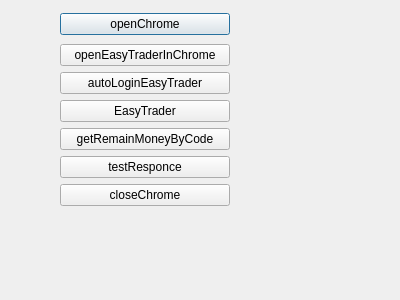
This is Codes/mofidBroker/easytraderdialog.ui in vahidbk/FATS as Qt 5 draws it before an edit. The edited form follows.
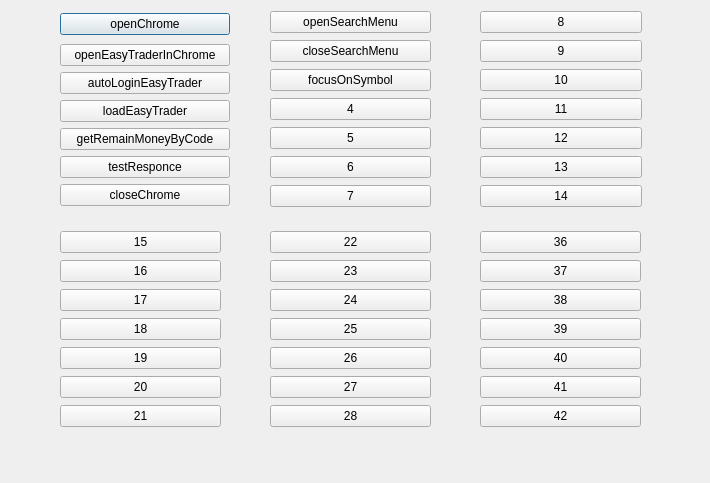
This is the edited form.

```diff
--- a/Codes/mofidBroker/easytraderdialog.ui
+++ b/Codes/mofidBroker/easytraderdialog.ui
@@ -6,14 +6,14 @@
    <rect>
     <x>0</x>
     <y>0</y>
-    <width>400</width>
-    <height>300</height>
+    <width>710</width>
+    <height>483</height>
    </rect>
   </property>
   <property name="windowTitle">
    <string>Dialog</string>
   </property>
-  <widget class="QWidget" name="">
+  <widget class="QWidget" name="layoutWidget">
    <property name="geometry">
     <rect>
      <x>60</x>
@@ -49,7 +49,7 @@
       <item>
        <widget class="QPushButton" name="saveCookieToDBButton">
         <property name="text">
-         <string>EasyTrader</string>
+         <string>loadEasyTrader</string>
         </property>
        </widget>
       </item>
@@ -78,6 +78,335 @@
     </item>
    </layout>
   </widget>
+  <widget class="QWidget" name="">
+   <property name="geometry">
+    <rect>
+     <x>270</x>
+     <y>10</y>
+     <width>161</width>
+     <height>199</height>
+    </rect>
+   </property>
+   <layout class="QVBoxLayout" name="verticalLayout_3">
+    <item>
+     <widget class="QPushButton" name="openSearchMenuButton">
+      <property name="text">
+       <string>openSearchMenu</string>
+      </property>
+     </widget>
+    </item>
+    <item>
+     <widget class="QPushButton" name="closeSearchMenuButton">
+      <property name="text">
+       <string>closeSearchMenu</string>
+      </property>
+     </widget>
+    </item>
+    <item>
+     <widget class="QPushButton" name="focusOnSymbolButton">
+      <property name="text">
+       <string>focusOnSymbol</string>
+      </property>
+     </widget>
+    </item>
+    <item>
+     <widget class="QPushButton" name="pushButton_4">
+      <property name="text">
+       <string>4</string>
+      </property>
+     </widget>
+    </item>
+    <item>
+     <widget class="QPushButton" name="pushButton_5">
+      <property name="text">
+       <string>5</string>
+      </property>
+     </widget>
+    </item>
+    <item>
+     <widget class="QPushButton" name="pushButton_6">
+      <property name="text">
+       <string>6</string>
+      </property>
+     </widget>
+    </item>
+    <item>
+     <widget class="QPushButton" name="pushButton_7">
+      <property name="text">
+       <string>7</string>
+      </property>
+     </widget>
+    </item>
+   </layout>
+  </widget>
+  <widget class="QWidget" name="layoutWidget_2">
+   <property name="geometry">
+    <rect>
+     <x>60</x>
+     <y>230</y>
+     <width>161</width>
+     <height>199</height>
+    </rect>
+   </property>
+   <layout class="QVBoxLayout" name="verticalLayout_5">
+    <item>
+     <widget class="QPushButton" name="pushButton_15">
+      <property name="text">
+       <string>15</string>
+      </property>
+     </widget>
+    </item>
+    <item>
+     <widget class="QPushButton" name="pushButton_16">
+      <property name="text">
+       <string>16</string>
+      </property>
+     </widget>
+    </item>
+    <item>
+     <widget class="QPushButton" name="pushButton_17">
+      <property name="text">
+       <string>17</string>
+      </property>
+     </widget>
+    </item>
+    <item>
+     <widget class="QPushButton" name="pushButton_18">
+      <property name="text">
+       <string>18</string>
+      </property>
+     </widget>
+    </item>
+    <item>
+     <widget class="QPushButton" name="pushButton_19">
+      <property name="text">
+       <string>19</string>
+      </property>
+     </widget>
+    </item>
+    <item>
+     <widget class="QPushButton" name="pushButton_20">
+      <property name="text">
+       <string>20</string>
+      </property>
+     </widget>
+    </item>
+    <item>
+     <widget class="QPushButton" name="pushButton_21">
+      <property name="text">
+       <string>21</string>
+      </property>
+     </widget>
+    </item>
+   </layout>
+  </widget>
+  <widget class="QWidget" name="layoutWidget_3">
+   <property name="geometry">
+    <rect>
+     <x>270</x>
+     <y>230</y>
+     <width>161</width>
+     <height>199</height>
+    </rect>
+   </property>
+   <layout class="QVBoxLayout" name="verticalLayout_6">
+    <item>
+     <widget class="QPushButton" name="pushButton_22">
+      <property name="text">
+       <string>22</string>
+      </property>
+     </widget>
+    </item>
+    <item>
+     <widget class="QPushButton" name="pushButton_23">
+      <property name="text">
+       <string>23</string>
+      </property>
+     </widget>
+    </item>
+    <item>
+     <widget class="QPushButton" name="pushButton_24">
+      <property name="text">
+       <string>24</string>
+      </property>
+     </widget>
+    </item>
+    <item>
+     <widget class="QPushButton" name="pushButton_25">
+      <property name="text">
+       <string>25</string>
+      </property>
+     </widget>
+    </item>
+    <item>
+     <widget class="QPushButton" name="pushButton_26">
+      <property name="text">
+       <string>26</string>
+      </property>
+     </widget>
+    </item>
+    <item>
+     <widget class="QPushButton" name="pushButton_27">
+      <property name="text">
+       <string>27</string>
+      </property>
+     </widget>
+    </item>
+    <item>
+     <widget class="QPushButton" name="pushButton_28">
+      <property name="text">
+       <string>28</string>
+      </property>
+     </widget>
+    </item>
+   </layout>
+  </widget>
+  <widget class="QWidget" name="layoutWidget_4">
+   <property name="geometry">
+    <rect>
+     <x>480</x>
+     <y>230</y>
+     <width>161</width>
+     <height>199</height>
+    </rect>
+   </property>
+   <layout class="QVBoxLayout" name="verticalLayout_8">
+    <item>
+     <widget class="QPushButton" name="pushButton_36">
+      <property name="text">
+       <string>36</string>
+      </property>
+     </widget>
+    </item>
+    <item>
+     <widget class="QPushButton" name="pushButton_37">
+      <property name="text">
+       <string>37</string>
+      </property>
+     </widget>
+    </item>
+    <item>
+     <widget class="QPushButton" name="pushButton_38">
+      <property name="text">
+       <string>38</string>
+      </property>
+     </widget>
+    </item>
+    <item>
+     <widget class="QPushButton" name="pushButton_39">
+      <property name="text">
+       <string>39</string>
+      </property>
+     </widget>
+    </item>
+    <item>
+     <widget class="QPushButton" name="pushButton_40">
+      <property name="text">
+       <string>40</string>
+      </property>
+     </widget>
+    </item>
+    <item>
+     <widget class="QPushButton" name="pushButton_41">
+      <property name="text">
+       <string>41</string>
+      </property>
+     </widget>
+    </item>
+    <item>
+     <widget class="QPushButton" name="pushButton_42">
+      <property name="text">
+       <string>42</string>
+      </property>
+     </widget>
+    </item>
+   </layout>
+  </widget>
+  <widget class="QWidget" name="">
+   <property name="geometry">
+    <rect>
+     <x>480</x>
+     <y>10</y>
+     <width>162</width>
+     <height>201</height>
+    </rect>
+   </property>
+   <layout class="QHBoxLayout" name="horizontalLayout">
+    <item>
+     <layout class="QVBoxLayout" name="verticalLayout_4">
+      <item>
+       <widget class="QPushButton" name="pushButton_8">
+        <property name="text">
+         <string>8</string>
+        </property>
+       </widget>
+      </item>
+      <item>
+       <widget class="QPushButton" name="pushButton_9">
+        <property name="text">
+         <string>9</string>
+        </property>
+       </widget>
+      </item>
+      <item>
+       <widget class="QPushButton" name="pushButton_10">
+        <property name="text">
+         <string>10</string>
+        </property>
+       </widget>
+      </item>
+      <item>
+       <widget class="QPushButton" name="pushButton_11">
+        <property name="text">
+         <string>11</string>
+        </property>
+       </widget>
+      </item>
+      <item>
+       <widget class="QPushButton" name="pushButton_12">
+        <property name="text">
+         <string>12</string>
+        </property>
+       </widget>
+      </item>
+      <item>
+       <widget class="QPushButton" name="pushButton_13">
+        <property name="text">
+         <string>13</string>
+        </property>
+       </widget>
+      </item>
+      <item>
+       <widget class="QPushButton" name="pushButton_14">
+        <property name="text">
+         <string>14</string>
+        </property>
+       </widget>
+      </item>
+     </layout>
+    </item>
+   </layout>
+  </widget>
+  <zorder>layoutWidget</zorder>
+  <zorder>pushButton_1</zorder>
+  <zorder>pushButton_2</zorder>
+  <zorder>pushButton_3</zorder>
+  <zorder>pushButton_4</zorder>
+  <zorder>pushButton_5</zorder>
+  <zorder>pushButton_6</zorder>
+  <zorder>pushButton_7</zorder>
+  <zorder>pushButton_8</zorder>
+  <zorder>pushButton_9</zorder>
+  <zorder>pushButton_10</zorder>
+  <zorder>pushButton_11</zorder>
+  <zorder>pushButton_12</zorder>
+  <zorder>pushButton_13</zorder>
+  <zorder>pushButton_14</zorder>
+  <zorder></zorder>
+  <zorder>pushButton_11</zorder>
+  <zorder>layoutWidget_2</zorder>
+  <zorder>layoutWidget_3</zorder>
+  <zorder>layoutWidget_4</zorder>
  </widget>
  <resources/>
  <connections/>
```
Left out of the diff: 2 changed lines with no effect on the pictures.
